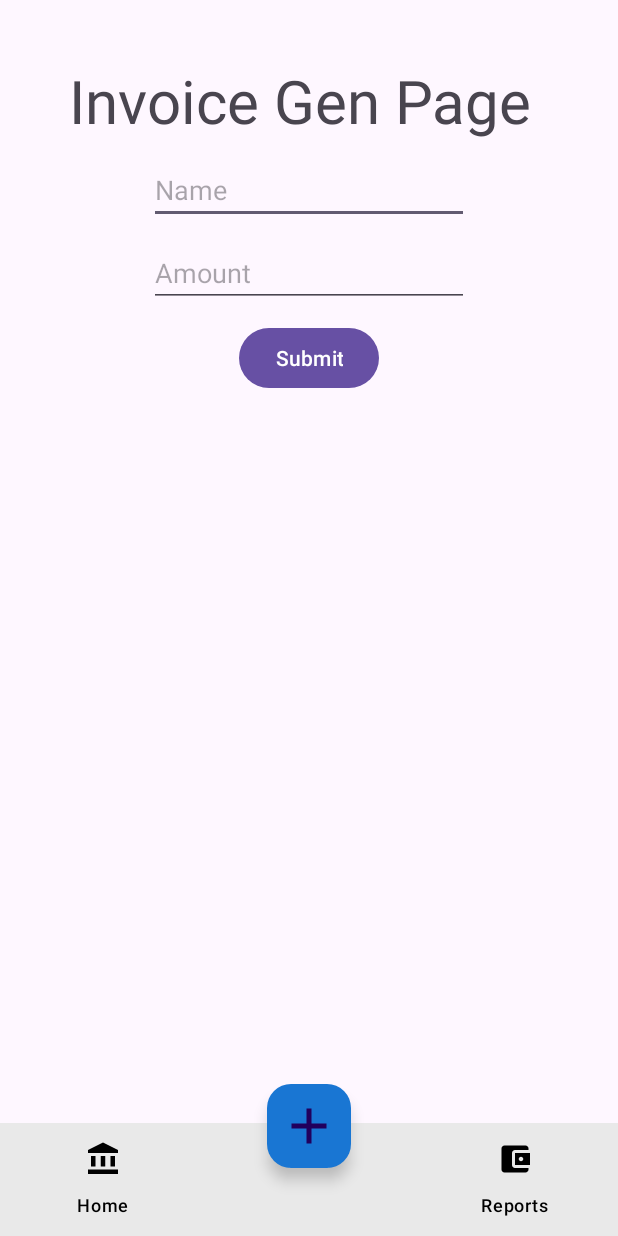
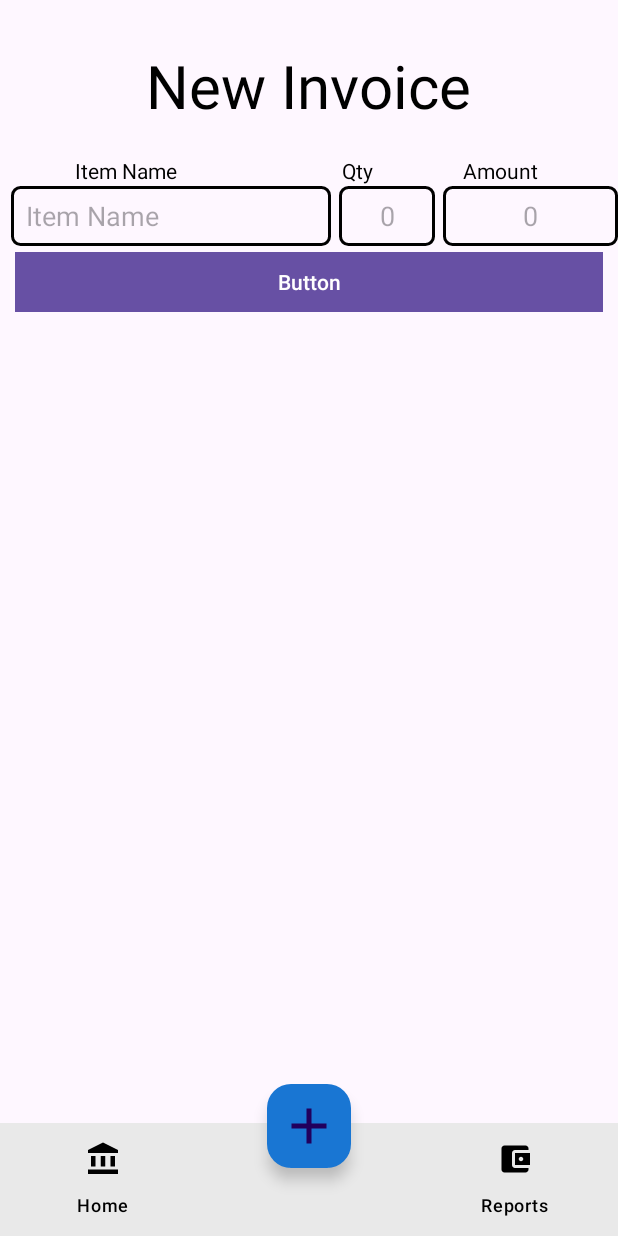
Before and after one commit to ThePrince047/EasyBill, an Android app: the invoice_gen_page screen opened directly, with no data from a screen before it, on a phone screen of 412 x 824 dp. Run offline under Robolectric (Android 15) with nearby library versions, the phone set to English and light mode, and no system bars; our stand-ins replace Firebase (no records; nobody signed in at launch, a user with empty details on screens opened directly).

Commit message:
1.5 Big Changes by admins

```diff
--- a/app/src/main/java/com/example/easybill/invoice_gen_page.java
+++ b/app/src/main/java/com/example/easybill/invoice_gen_page.java
@@ -43,9 +43,9 @@ public class invoice_gen_page extends AppCompatActivity {
             return insets;
         });
         FirebaseUser currentUser = FirebaseAuth.getInstance() .getCurrentUser() ;
-        user = findViewById(R.id.tvName);
-        amount = findViewById(R.id.tvAmount);
-        button = findViewById(R.id.btnSubmitInvoice);
+        user = findViewById(R.id.edtItemName);
+        amount = findViewById(R.id.edtAmount);
+        button = findViewById(R.id.btnAddInvoice);
         bottomNavigationView = findViewById(R.id.bottom_navigation);
         fab = findViewById(R.id.fabButton);
 
--- /dev/null
+++ b/app/src/main/res/drawable/border.xml
@@ -0,0 +1,7 @@
+<?xml version="1.0" encoding="utf-8"?>
+<shape xmlns:android="http://schemas.android.com/apk/res/android" >
+<corners android:radius="5dp">
+
+</corners>
+    <stroke android:width="2dp" android:color="@color/black"></stroke>
+</shape>
--- a/app/src/main/res/layout/activity_invoice_gen_page.xml
+++ b/app/src/main/res/layout/activity_invoice_gen_page.xml
@@ -7,46 +7,18 @@
     android:layout_height="match_parent"
     tools:context=".invoice_gen_page">
 
+
     <TextView
+        android:id="@+id/lblinvoicegen"
         android:layout_width="wrap_content"
         android:layout_height="wrap_content"
-        android:text="Invoice Gen Page"
+
         android:layout_marginStart="46dp"
-        android:layout_marginTop="40dp"
-        android:id="@+id/lblinvoicegen"
+        android:layout_marginTop="30dp"
+        android:textColor="@color/black"
+        android:text="New Invoice"
+        android:layout_centerHorizontal="true"
         android:textSize="40dp" />
-
-    <EditText
-        android:id="@+id/tvName"
-        android:layout_width="wrap_content"
-        android:layout_height="wrap_content"
-        android:ems="10"
-        android:layout_below="@id/lblinvoicegen"
-        android:layout_marginTop="10dp"
-        android:layout_centerHorizontal="true"
-        android:inputType="text"
-        android:hint="Name" />
-    <EditText
-        android:id="@+id/tvAmount"
-        android:layout_width="wrap_content"
-        android:layout_height="wrap_content"
-        android:ems="10"
-        android:layout_below="@id/tvName"
-        android:layout_marginTop="10dp"
-        android:layout_centerHorizontal="true"
-        android:inputType="text"
-        android:hint="Amount" />
-    <Button
-        android:layout_width="wrap_content"
-        android:layout_height="wrap_content"
-        android:layout_below="@id/tvAmount"
-        android:id="@+id/btnSubmitInvoice"
-        android:layout_centerHorizontal="true"
-        android:text="Submit"
-        android:layout_marginTop="10dp"/>
-
-
-
 
     <com.google.android.material.bottomnavigation.BottomNavigationView
         android:id="@+id/bottom_navigation"
@@ -70,4 +42,94 @@
         android:layout_centerHorizontal="true"
         android:layout_marginBottom="-30dp"
         app:maxImageSize="40dp" />
+
+    <EditText
+        android:id="@+id/edtItemName"
+        android:layout_width="wrap_content"
+        android:layout_height="40dp"
+        android:layout_below="@id/lblinvoicegen"
+        android:layout_marginTop="40dp"
+        android:layout_marginStart="7dp"
+        android:paddingLeft="10dp"
+        android:ems="10"
+        android:background="@drawable/border"
+        android:hint="Item Name"
+        android:inputType="text" />
+
+    <EditText
+        android:id="@+id/edtQuantity"
+        android:layout_width="wrap_content"
+        android:layout_height="40dp"
+        android:layout_below="@id/lblinvoicegen"
+        android:layout_toEndOf="@id/edtItemName"
+        android:layout_marginTop="40dp"
+        android:ems="3"
+        android:layout_marginStart="5dp"
+        android:textAlignment="center"
+        android:background="@drawable/border"
+        android:hint="0"
+        android:inputType="text" />
+    <EditText
+        android:id="@+id/edtAmount"
+        android:layout_width="wrap_content"
+        android:layout_height="40dp"
+        android:layout_marginEnd="0dp"
+        android:layout_below="@id/lblinvoicegen"
+        android:layout_toEndOf="@id/edtQuantity"
+        android:layout_marginTop="40dp"
+        android:layout_marginStart="5dp"
+        android:ems="6"
+        android:textAlignment="center"
+        android:background="@drawable/border"
+        android:hint="0"
+        android:inputType="text" />
+
+    <TextView
+        android:id="@+id/lblItemName"
+        android:layout_below="@id/lblinvoicegen"
+        android:layout_marginTop="20dp"
+        android:layout_marginStart="50dp"
+        android:layout_width="wrap_content"
+        android:layout_height="wrap_content"
+        android:textColor="@color/black"
+        android:text="Item Name" />
+    <TextView
+        android:id="@+id/lblItemQuantity"
+        android:layout_below="@id/lblinvoicegen"
+        android:layout_toRightOf="@id/lblItemName"
+
+        android:layout_marginTop="20dp"
+        android:layout_marginStart="110dp"
+        android:layout_width="wrap_content"
+        android:layout_height="wrap_content"
+        android:textColor="@color/black"
+        android:text="Qty" />
+    <TextView
+        android:id="@+id/lblItemAmount"
+        android:layout_below="@id/lblinvoicegen"
+        android:layout_toRightOf="@id/lblItemQuantity"
+        android:layout_marginTop="20dp"
+        android:layout_marginStart="60dp"
+        android:layout_width="wrap_content"
+        android:layout_height="wrap_content"
+        android:textColor="@color/black"
+        android:text="Amount" />
+
+    <com.google.android.material.button.MaterialButton
+        android:id="@+id/btnAddInvoice"
+        android:layout_width="match_parent"
+        app:cornerRadius="0dp"
+        android:layout_height="wrap_content"
+        android:text="Button"
+        android:layout_below="@id/edtAmount"
+        android:layout_centerHorizontal="true"
+        android:layout_marginEnd="20dp"/>
+
+    <ListView
+        android:layout_marginTop="20dp"
+        android:layout_below="@id/btnAddInvoice"
+        android:layout_above="@id/bottom_navigation"
+        android:layout_width="match_parent"
+        android:layout_height="match_parent" />
+
 </RelativeLayout>
--- /dev/null
+++ b/app/src/main/res/layout/added_item.xml
@@ -0,0 +1,6 @@
+<?xml version="1.0" encoding="utf-8"?>
+<androidx.constraintlayout.widget.ConstraintLayout xmlns:android="http://schemas.android.com/apk/res/android"
+    android:layout_width="match_parent"
+    android:layout_height="match_parent">
+
+</androidx.constraintlayout.widget.ConstraintLayout>
```
Also changed, not shown: app/src/main/AndroidManifest.xml (+11 -11 lines), app/src/main/java/com/example/easybill/Demo.java (added, +141 -0 lines), app/src/main/res/layout/activity_demo.xml (added, +202 -0 lines).
